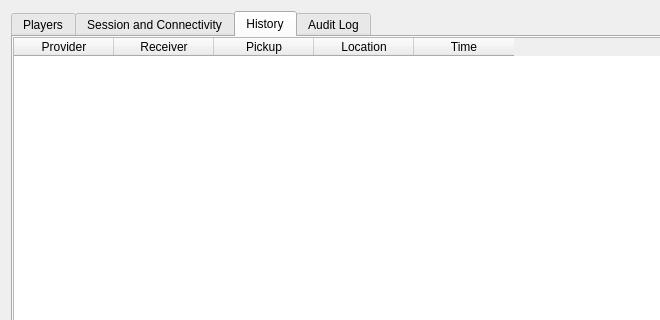
This is randovania/gui/ui_files/multiplayer_session.ui in randovania/randovania as Qt 5 draws it before an edit; both pictures show x 0 to 660 and y 0 to 320 of the 773 by 458 pixel window. The edited form follows.
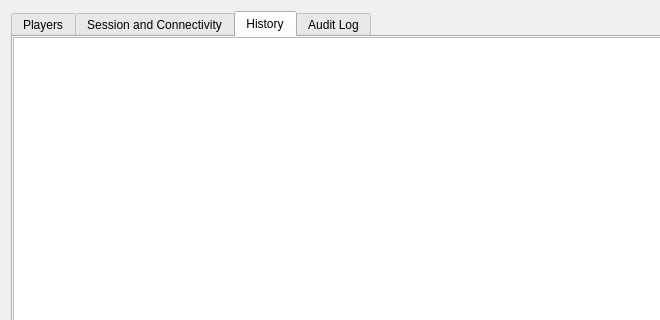
This is the edited form. The open tabs and pages were chosen to show the change.

Commit message: Fixed sorting audit log and history.

Patch:
```diff
--- a/randovania/gui/ui_files/multiplayer_session.ui
+++ b/randovania/gui/ui_files/multiplayer_session.ui
@@ -179,7 +179,7 @@
         </item>
        </layout>
       </widget>
-      <widget class="QTableWidget" name="tab_history">
+      <widget class="QTableView" name="tab_history">
        <property name="editTriggers">
         <set>QAbstractItemView::NoEditTriggers</set>
        </property>
@@ -189,33 +189,8 @@
        <attribute name="title">
         <string>History</string>
        </attribute>
-       <column>
-        <property name="text">
-         <string>Provider</string>
-        </property>
-       </column>
-       <column>
-        <property name="text">
-         <string>Receiver</string>
-        </property>
-       </column>
-       <column>
-        <property name="text">
-         <string>Pickup</string>
-        </property>
-       </column>
-       <column>
-        <property name="text">
-         <string>Location</string>
-        </property>
-       </column>
-       <column>
-        <property name="text">
-         <string>Time</string>
-        </property>
-       </column>
       </widget>
-      <widget class="QTableWidget" name="tab_audit">
+      <widget class="QTableView" name="tab_audit">
        <property name="editTriggers">
         <set>QAbstractItemView::NoEditTriggers</set>
        </property>
```
Left out of the diff: 15 changed lines with no effect on the pictures. The commit also changes 6 other files.
